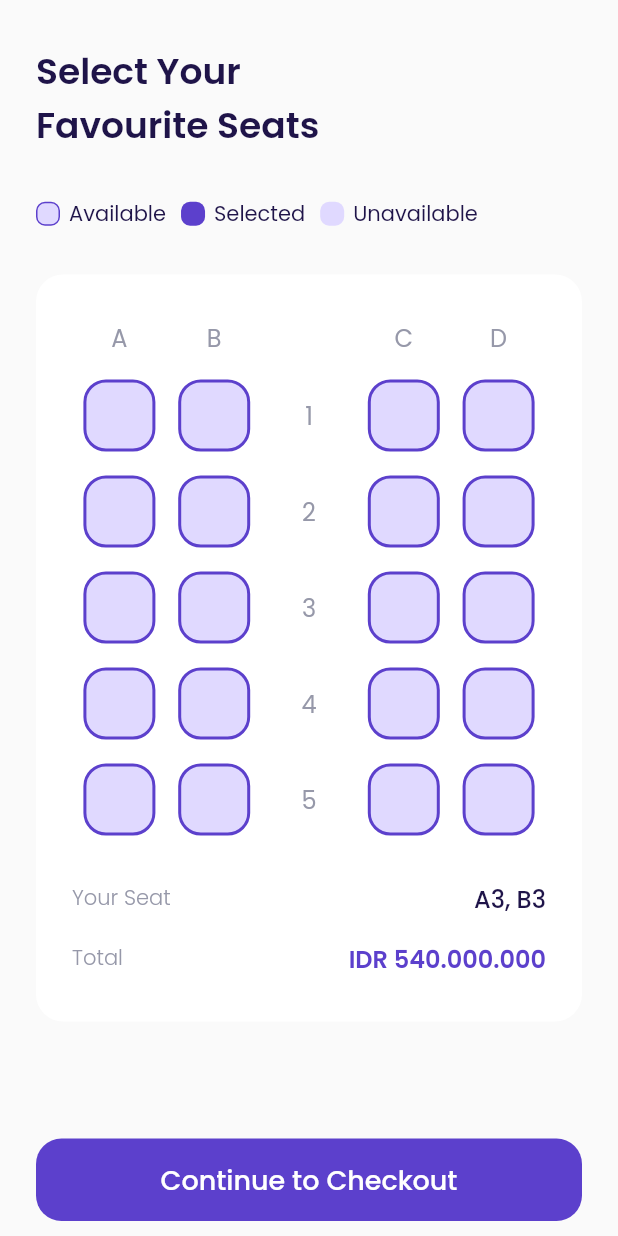
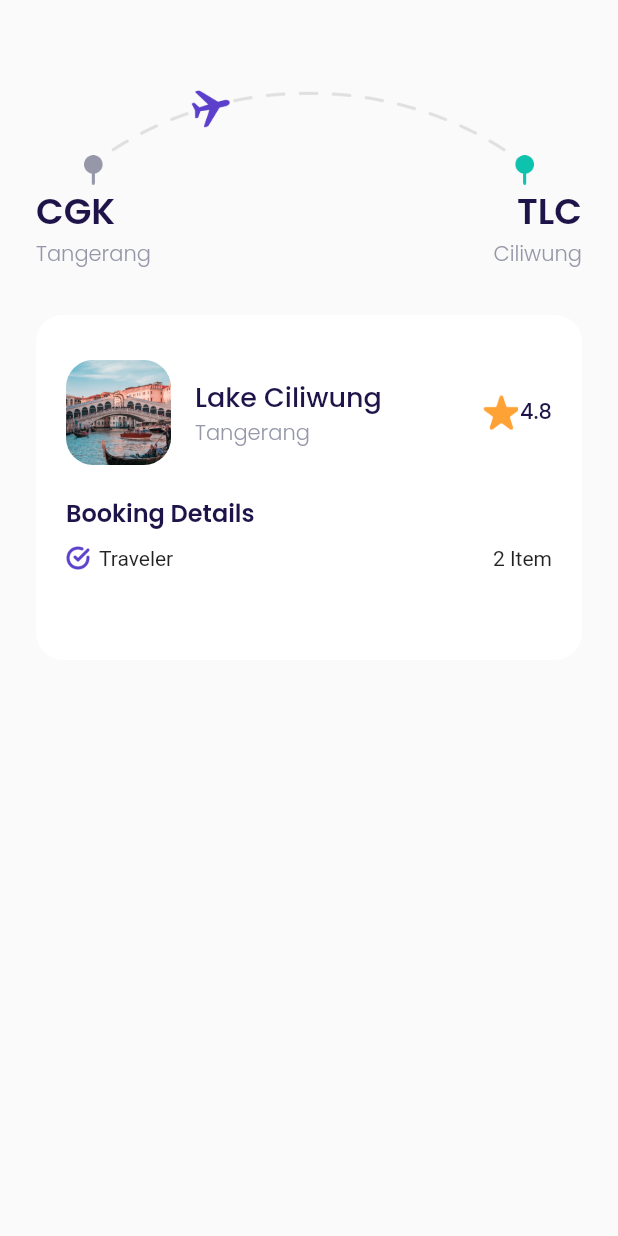
Before and after one commit to rudiusman18/Travel-App, a Flutter app: the ChooseSeatPage screen opened directly, after a tap on "Continue to Checkout", on a phone screen of 412 x 824 dp. Run offline on Flutter 3.47's test engine with Material 2 defaults, Android fonts, the phone set to English and light mode, and no system bars; our stand-ins replace google_fonts, page_transition.

Commit message:
Latest Update Rudi Usman

```diff
--- /dev/null
+++ b/lib/user interface/pages/main page/checkout_page.dart
@@ -0,0 +1,207 @@
+import 'package:airplane_mobile/shared/theme.dart';
+import 'package:flutter/material.dart';
+
+class CheckoutPage extends StatelessWidget {
+  @override
+  Widget build(BuildContext context) {
+    Widget destinationInformation({
+      required String image,
+      required String destinationName,
+      required String destinationCity,
+      required double star,
+    }) {
+      return Row(
+        children: [
+          Container(
+            width: 70,
+            height: 70,
+            decoration: BoxDecoration(
+              borderRadius: BorderRadius.circular(
+                18,
+              ),
+              image: DecorationImage(
+                image: AssetImage(
+                  'assets/$image',
+                ),
+                fit: BoxFit.cover,
+              ),
+            ),
+          ),
+          SizedBox(
+            width: 16,
+          ),
+          Expanded(
+            child: Column(
+              crossAxisAlignment: CrossAxisAlignment.start,
+              children: [
+                Text(
+                  'Lake Ciliwung',
+                  style: titleTextStyle.copyWith(
+                    fontSize: 18,
+                    fontWeight: medium,
+                  ),
+                ),
+                Text(
+                  'Tangerang',
+                  style: subtitleTextStyle.copyWith(
+                    fontWeight: light,
+                  ),
+                ),
+              ],
+            ),
+          ),
+          Image.asset(
+            'assets/starIcon.png',
+            width: 24,
+            height: 24,
+          ),
+          SizedBox(
+            width: 1,
+          ),
+          Text(
+            star.toString(),
+            style: titleTextStyle.copyWith(
+              fontWeight: medium,
+            ),
+          ),
+        ],
+      );
+    }
+
+    Widget bookingDetailItem({
+      required String name,
+      required String value,
+    }) {
+      return Container(
+        margin: EdgeInsets.only(
+          top: 10,
+          bottom: 30,
+        ),
+        child: Row(
+          children: [
+            Image.asset(
+              'assets/circle_check_icon.png',
+              width: 16,
+              height: 16,
+            ),
+            SizedBox(
+              width: 6,
+            ),
+            Expanded(child: Text(name)),
+            Text(value),
+          ],
+        ),
+      );
+    }
+
+    return Scaffold(
+      body: Container(
+        margin: EdgeInsets.symmetric(
+          horizontal: 24,
+        ),
+        child: ListView(
+          children: [
+            SizedBox(
+              height: 56,
+            ),
+            Container(
+              width: 327,
+              child: Column(
+                children: [
+                  Center(
+                    child: Image.asset(
+                      'assets/checkout_icon.png',
+                      width: 300,
+                    ),
+                  ),
+                  Row(
+                    mainAxisAlignment: MainAxisAlignment.spaceBetween,
+                    children: [
+                      Column(
+                        crossAxisAlignment: CrossAxisAlignment.start,
+                        children: [
+                          Text(
+                            'CGK',
+                            style: titleTextStyle.copyWith(
+                              fontSize: 24,
+                              fontWeight: semiBold,
+                            ),
+                          ),
+                          Text(
+                            'Tangerang',
+                            style: subtitleTextStyle.copyWith(
+                              fontWeight: light,
+                            ),
+                          ),
+                        ],
+                      ),
+                      Column(
+                        crossAxisAlignment: CrossAxisAlignment.end,
+                        children: [
+                          Text(
+                            'TLC',
+                            style: titleTextStyle.copyWith(
+                              fontSize: 24,
+                              fontWeight: semiBold,
+                            ),
+                          ),
+                          Text(
+                            'Ciliwung',
+                            style: subtitleTextStyle.copyWith(
+                              fontWeight: light,
+                            ),
+                          ),
+                        ],
+                      ),
+                    ],
+                  ),
+                ],
+              ),
+            ),
+            Container(
+              margin: EdgeInsets.only(
+                top: 30,
+              ),
+              padding: EdgeInsets.symmetric(
+                vertical: 30,
+                horizontal: 20,
+              ),
+              decoration: BoxDecoration(
+                color: Colors.white,
+                borderRadius: BorderRadius.circular(
+                  18,
+                ),
+              ),
+              child: Column(
+                crossAxisAlignment: CrossAxisAlignment.start,
+                children: [
+                  destinationInformation(
+                    image: 'destination1.png',
+                    destinationName: 'Lake Ciliwung',
+                    destinationCity: 'Tangerang',
+                    star: 4.8,
+                  ),
+                  SizedBox(
+                    height: 20,
+                  ),
+                  // NOTE: Booking detail information
+                  Text(
+                    'Booking Details',
+                    style: titleTextStyle.copyWith(
+                      fontWeight: semiBold,
+                      fontSize: 16,
+                    ),
+                  ),
+                  bookingDetailItem(
+                    name: 'Traveler',
+                    value: '2 Item',
+                  ),
+                ],
+              ),
+            ),
+          ],
+        ),
+      ),
+    );
+  }
+}
--- a/lib/user interface/pages/main page/choose_seat_page.dart
+++ b/lib/user interface/pages/main page/choose_seat_page.dart
@@ -1,5 +1,7 @@
+import 'package:airplane_mobile/user%20interface/pages/main%20page/checkout_page.dart';
 import 'package:airplane_mobile/user%20interface/widgets/custom_button.dart';
 import 'package:flutter/material.dart';
+import 'package:page_transition/page_transition.dart';
 import '../../../shared/theme.dart';
 
 class ChooseSeatPage extends StatelessWidget {
@@ -205,19 +207,33 @@ class ChooseSeatPage extends StatelessWidget {
 
     return Scaffold(
       bottomNavigationBar: Container(
-          margin: EdgeInsets.symmetric(
-            horizontal: 24,
-            vertical: 10,
-          ),
-          child: CustomButton(title: 'Continue to Checkout', onPressed: () {})),
+        margin: EdgeInsets.symmetric(
+          horizontal: 24,
+          vertical: 10,
+        ),
+        child: CustomButton(
+          title: 'Continue to Checkout',
+          onPressed: () {
+            Navigator.push(
+              context,
+              PageTransition(
+                child: CheckoutPage(),
+                type: PageTransitionType.rightToLeft,
+              ),
+            );
+          },
+        ),
+      ),
       body: SafeArea(
         child: Padding(
           padding: const EdgeInsets.symmetric(
-            vertical: 30,
             horizontal: 24,
           ),
           child: ListView(
             children: [
+              SizedBox(
+                height: 30,
+              ),
               Text(
                 'Select Your\nFavourite Seats',
                 style: titleTextStyle.copyWith(
```
